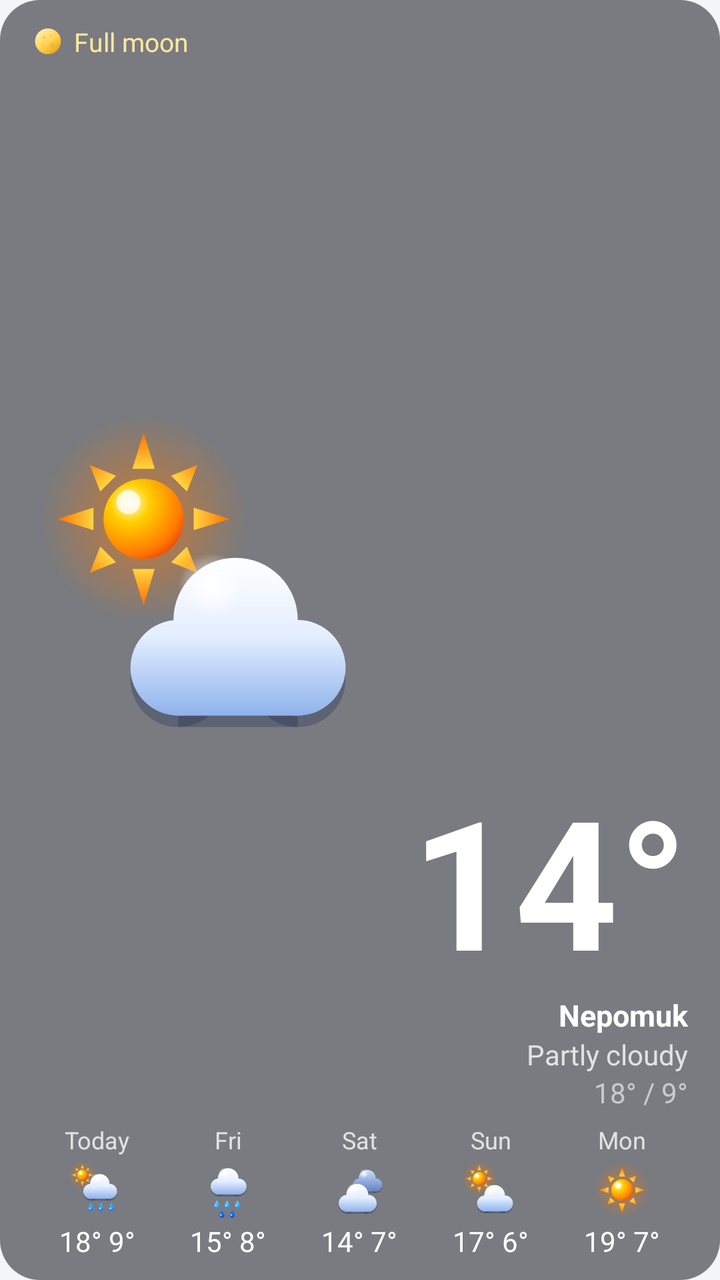
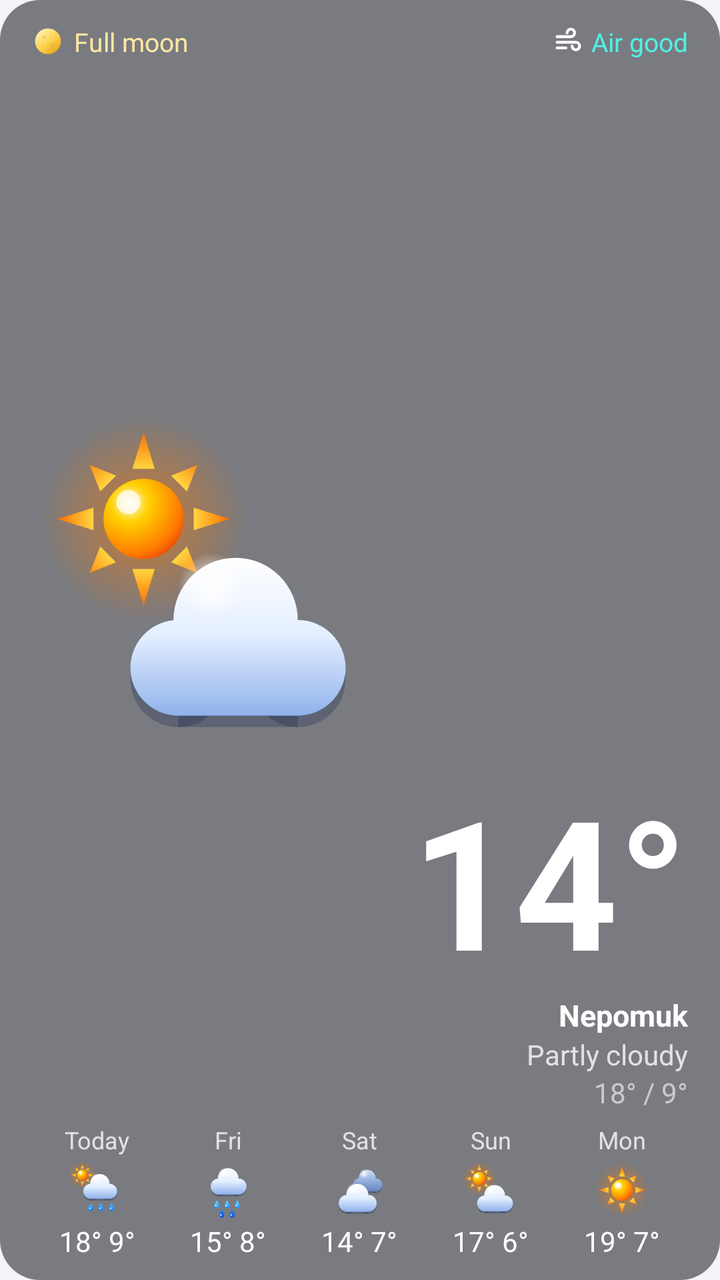

Compare the two renders of this Android layout. The source of the first and the diff that turns it into the second are given below.
<!-- AndroidManifest.xml: application theme AppTheme -->
<!-- res/layout/widget_weather_icon_preview.xml -->
<?xml version="1.0" encoding="utf-8"?>
<LinearLayout xmlns:android="http://schemas.android.com/apk/res/android"
    android:tag="widget_root"
    android:layout_width="match_parent"
    android:layout_height="match_parent"
    android:background="@drawable/widget_bg"
    android:orientation="vertical"
    android:paddingStart="16dp"
    android:paddingTop="12dp"
    android:paddingEnd="16dp"
    android:paddingBottom="10dp">

    
    <LinearLayout
        android:layout_width="match_parent"
        android:layout_height="0dp"
        android:layout_weight="1"
        android:minHeight="64dp"
        android:orientation="horizontal">

        <LinearLayout
            android:layout_width="wrap_content"
            android:layout_height="match_parent"
            android:orientation="vertical">

            <LinearLayout
                android:tag="moon_row"
                android:layout_width="wrap_content"
                android:layout_height="wrap_content"
                android:layout_marginBottom="2dp"
                android:gravity="center_vertical"
                android:orientation="horizontal">
                <ImageView
                    android:tag="moon_icon"
                    android:layout_width="16dp"
                    android:layout_height="16dp"
                    android:importantForAccessibility="no"
                    android:src="@drawable/moon_08" />
                <TextView
                    android:tag="moon_text"
                    android:layout_width="wrap_content"
                    android:layout_height="wrap_content"
                    android:layout_marginStart="5dp"
                    android:maxLines="1"
                    android:text="Full moon"
                    android:textColor="#FFE7A0"
                    android:textSize="13sp" />
            </LinearLayout>
            <ImageView
                android:tag="current_icon"
                android:layout_width="wrap_content"
                android:layout_height="0dp"
                android:layout_gravity="center_horizontal"
                android:layout_weight="1"
                android:adjustViewBounds="true"
                android:importantForAccessibility="no"
                android:maxWidth="180dp"
                android:maxHeight="180dp"
                android:scaleType="fitCenter"
                android:src="@drawable/wx_partly_day" />
        </LinearLayout>

        
        <LinearLayout
            android:layout_width="0dp"
            android:layout_height="match_parent"
            android:layout_marginStart="8dp"
            android:layout_weight="1"
            android:gravity="end|center_vertical"
            android:orientation="vertical">

        <TextView
            android:tag="current_temp"
            android:layout_width="match_parent"
            android:layout_height="0dp"
            android:layout_weight="1"
            android:autoSizeMaxTextSize="120sp"
            android:autoSizeMinTextSize="32sp"
            android:autoSizeStepGranularity="2sp"
            android:autoSizeTextType="uniform"
            android:fontFamily="sans-serif"
            android:gravity="end|bottom"
            android:includeFontPadding="false"
            android:maxLines="1"
            android:text="14°"
            android:textColor="@color/widget_text"
            android:textStyle="bold" />

            <TextView
                android:tag="place"
                android:layout_width="wrap_content"
                android:layout_height="wrap_content"
                android:layout_gravity="end"
                android:ellipsize="end"
                android:maxWidth="150dp"
                android:maxLines="1"
                android:text="Nepomuk"
                android:textColor="@color/widget_text"
                android:textSize="15sp"
                android:textStyle="bold" />

            <TextView
                android:tag="description"
                android:layout_width="wrap_content"
                android:layout_height="wrap_content"
                android:layout_gravity="end"
                android:ellipsize="end"
                android:maxWidth="150dp"
                android:maxLines="1"
                android:text="Partly cloudy"
                android:textColor="@color/widget_text_dim"
                android:textSize="14sp" />

            <TextView
                android:tag="details"
                android:layout_width="wrap_content"
                android:layout_height="wrap_content"
                android:layout_gravity="end"
                android:maxLines="1"
                android:text="18° / 9°"
                android:textColor="@color/widget_text_faint"
                android:textSize="14sp" />
        </LinearLayout>
    </LinearLayout>

    <LinearLayout
        android:layout_width="match_parent"
        android:layout_height="wrap_content"
        android:layout_marginTop="6dp"
        android:orientation="horizontal">
        <LinearLayout android:layout_width="0dp" android:layout_height="wrap_content" android:layout_weight="1"
            android:gravity="center_horizontal" android:orientation="vertical">
            <TextView style="@style/WidgetSmall" android:layout_width="wrap_content" android:layout_height="wrap_content" android:text="Today" />
            <ImageView android:layout_width="30dp" android:layout_height="30dp" android:layout_marginTop="2dp"
                android:layout_marginBottom="1dp" android:importantForAccessibility="no" android:src="@drawable/wx_showers_day" />
            <TextView style="@style/WidgetValue" android:layout_width="wrap_content" android:layout_height="wrap_content" android:text="18° 9°" />
        </LinearLayout>
        <LinearLayout android:layout_width="0dp" android:layout_height="wrap_content" android:layout_weight="1"
            android:gravity="center_horizontal" android:orientation="vertical">
            <TextView style="@style/WidgetSmall" android:layout_width="wrap_content" android:layout_height="wrap_content" android:text="Fri" />
            <ImageView android:layout_width="30dp" android:layout_height="30dp" android:layout_marginTop="2dp"
                android:layout_marginBottom="1dp" android:importantForAccessibility="no" android:src="@drawable/wx_rain" />
            <TextView style="@style/WidgetValue" android:layout_width="wrap_content" android:layout_height="wrap_content" android:text="15° 8°" />
        </LinearLayout>
        <LinearLayout android:layout_width="0dp" android:layout_height="wrap_content" android:layout_weight="1"
            android:gravity="center_horizontal" android:orientation="vertical">
            <TextView style="@style/WidgetSmall" android:layout_width="wrap_content" android:layout_height="wrap_content" android:text="Sat" />
            <ImageView android:layout_width="30dp" android:layout_height="30dp" android:layout_marginTop="2dp"
                android:layout_marginBottom="1dp" android:importantForAccessibility="no" android:src="@drawable/wx_overcast" />
            <TextView style="@style/WidgetValue" android:layout_width="wrap_content" android:layout_height="wrap_content" android:text="14° 7°" />
        </LinearLayout>
        <LinearLayout android:layout_width="0dp" android:layout_height="wrap_content" android:layout_weight="1"
            android:gravity="center_horizontal" android:orientation="vertical">
            <TextView style="@style/WidgetSmall" android:layout_width="wrap_content" android:layout_height="wrap_content" android:text="Sun" />
            <ImageView android:layout_width="30dp" android:layout_height="30dp" android:layout_marginTop="2dp"
                android:layout_marginBottom="1dp" android:importantForAccessibility="no" android:src="@drawable/wx_partly_day" />
            <TextView style="@style/WidgetValue" android:layout_width="wrap_content" android:layout_height="wrap_content" android:text="17° 6°" />
        </LinearLayout>
        <LinearLayout android:layout_width="0dp" android:layout_height="wrap_content" android:layout_weight="1"
            android:gravity="center_horizontal" android:orientation="vertical">
            <TextView style="@style/WidgetSmall" android:layout_width="wrap_content" android:layout_height="wrap_content" android:text="Mon" />
            <ImageView android:layout_width="30dp" android:layout_height="30dp" android:layout_marginTop="2dp"
                android:layout_marginBottom="1dp" android:importantForAccessibility="no" android:src="@drawable/wx_clear_day" />
            <TextView style="@style/WidgetValue" android:layout_width="wrap_content" android:layout_height="wrap_content" android:text="19° 7°" />
        </LinearLayout>
    </LinearLayout>
</LinearLayout>
<!-- resources referenced by this layout -->
<resources>
  <color name="widget_text">#FFFFFFFF</color>
  <color name="widget_text_dim">#C8FFFFFF</color>
  <color name="widget_text_faint">#99FFFFFF</color>
  <!-- drawable moon_08 (drawable) -->
  <?xml version="1.0" encoding="utf-8"?>
  <vector xmlns:android="http://schemas.android.com/apk/res/android"
      xmlns:aapt="http://schemas.android.com/aapt"
      android:width="64dp" android:height="64dp"
      android:viewportWidth="64" android:viewportHeight="64">
      <path android:fillColor="#3A4466" android:fillAlpha="0.9" android:pathData="M6,32 a26,26 0 1,0 52,0 a26,26 0 1,0 -52,0 Z" />
      <path android:pathData="M32,6 A26,26 0 0,1 32,58 A26.00,26 0 0,1 32,6 Z">
          <aapt:attr name="android:fillColor">
              <gradient android:type="linear" android:startX="12" android:startY="8" android:endX="52" android:endY="58">
                  <item android:offset="0" android:color="#FFFFF3B8" />
                  <item android:offset="0.55" android:color="#FFFFD04A" />
                  <item android:offset="1" android:color="#FFE09A12" />
              </gradient>
          </aapt:attr>
      </path>
      <path android:fillColor="#B8862A" android:fillAlpha="0.18" android:pathData="M20.6,24 a3.4,3.4 0 1,0 6.8,0 a3.4,3.4 0 1,0 -6.8,0 Z" />
      <path android:fillColor="#B8862A" android:fillAlpha="0.15" android:pathData="M35.5,40 a4.5,4.5 0 1,0 9,0 a4.5,4.5 0 1,0 -9,0 Z" />
      <path android:fillColor="#B8862A" android:fillAlpha="0.15" android:pathData="M35.7,21 a2.3,2.3 0 1,0 4.6,0 a2.3,2.3 0 1,0 -4.6,0 Z" />
      <path android:fillColor="#B8862A" android:fillAlpha="0.14" android:pathData="M19.4,40 a2.6,2.6 0 1,0 5.2,0 a2.6,2.6 0 1,0 -5.2,0 Z" />
  </vector>
  <!-- drawable widget_bg (drawable) -->
  <?xml version="1.0" encoding="utf-8"?>
  <shape xmlns:android="http://schemas.android.com/apk/res/android" android:shape="rectangle">
      <solid android:color="#8C141820" />
      <corners android:radius="20dp" />
  </shape>
  <!-- drawable wx_clear_day: vector/xml drawable (drawable, 2252 chars, omitted) -->
  <!-- drawable wx_overcast: vector/xml drawable (drawable, 7029 chars, omitted) -->
  <!-- drawable wx_partly_day: vector/xml drawable (drawable, 5860 chars, omitted) -->
  <!-- drawable wx_rain: vector/xml drawable (drawable, 6989 chars, omitted) -->
  <!-- drawable wx_showers_day: vector/xml drawable (drawable, 7850 chars, omitted) -->
  <style name="WidgetSmall">
          <item name="android:textColor">@color/widget_text_dim</item>
          <item name="android:textSize">12sp</item>
          <item name="android:maxLines">1</item>
      </style>
  <style name="WidgetValue">
          <item name="android:textColor">@color/widget_text</item>
          <item name="android:textSize">14sp</item>
          <item name="android:maxLines">1</item>
      </style>
  <style name="AppTheme" parent="android:Theme.Material.Light.NoActionBar">
          <item name="android:colorAccent">#3D6FB6</item>
          <item name="android:windowBackground">@color/settings_bg</item>
      </style>
  <color name="settings_bg">#F4F5F8</color>
</resources>

<!-- the commit's change to res/layout/widget_weather_icon_preview.xml (unified diff, before → after) -->
@@ -68,6 +68,32 @@
             android:layout_weight="1"
             android:gravity="end|center_vertical"
             android:orientation="vertical">
+
+            <LinearLayout
+                android:tag="aq_row"
+                android:layout_width="wrap_content"
+                android:layout_height="wrap_content"
+                android:layout_gravity="end"
+                android:layout_marginStart="0dp"
+                android:gravity="center_vertical"
+                android:orientation="horizontal"
+                android:visibility="visible">
+                <ImageView
+                    android:tag="aq_icon"
+                    android:layout_width="15dp"
+                    android:layout_height="15dp"
+                    android:importantForAccessibility="no"
+                    android:src="@drawable/ic_air" />
+                <TextView
+                    android:tag="aq_text"
+                    android:layout_width="wrap_content"
+                    android:layout_height="wrap_content"
+                    android:layout_marginStart="4dp"
+                    android:maxLines="1"
+                    android:text="Air good"
+                    android:textColor="#50F0E6"
+                    android:textSize="13sp" />
+            </LinearLayout>
 
         <TextView
             android:tag="current_temp"
<!-- resource entries referenced after the edit -->
@@ -3,6 +3,21 @@
   <color name="widget_text">#FFFFFFFF</color>
   <color name="widget_text_dim">#C8FFFFFF</color>
   <color name="widget_text_faint">#99FFFFFF</color>
+  <!-- drawable ic_air (drawable) -->
+  <?xml version="1.0" encoding="utf-8"?>
+  <vector xmlns:android="http://schemas.android.com/apk/res/android"
+      android:width="24dp" android:height="24dp"
+      android:viewportWidth="24" android:viewportHeight="24">
+      <path android:pathData="M3,8 H14 A3,3 0 1,0 11,5"
+          android:strokeColor="#FFFFFF" android:strokeWidth="2.3"
+          android:strokeLineCap="round" android:strokeLineJoin="round" />
+      <path android:pathData="M3,12.5 H18 A3,3 0 1,1 15,15.5"
+          android:strokeColor="#FFFFFF" android:strokeWidth="2.3"
+          android:strokeLineCap="round" android:strokeLineJoin="round" />
+      <path android:pathData="M3,17 H10"
+          android:strokeColor="#FFFFFF" android:strokeWidth="2.3"
+          android:strokeLineCap="round" />
+  </vector>
   <!-- drawable moon_08 (drawable) -->
   <?xml version="1.0" encoding="utf-8"?>
   <vector xmlns:android="http://schemas.android.com/apk/res/android"
